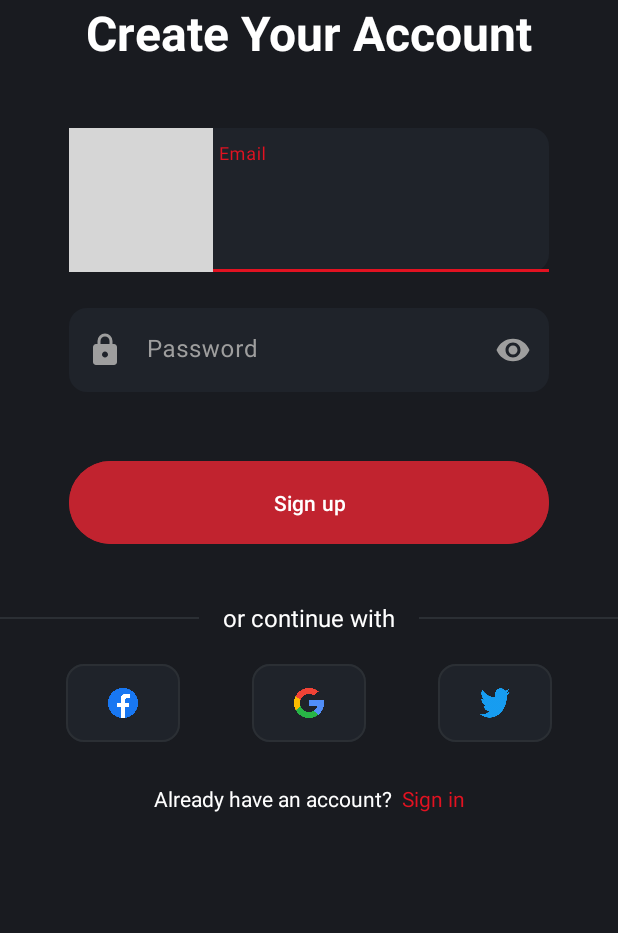
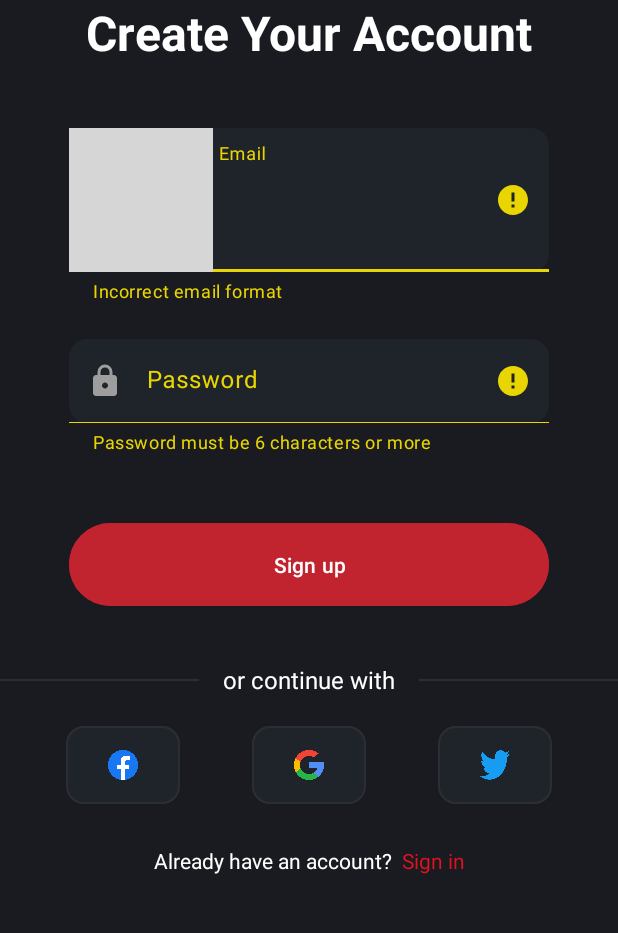
Before and after one commit to karim-agha5/movio, an Android app: the fragment SignupFragment shown on its own in the app's theme, after a tap on "Sign up", on a phone screen of 412 x 824 dp, the part 300-1233 px from its top. Run offline under Robolectric (Android 15) with nearby library versions, the phone set to English and light mode, and no system bars; our stand-ins replace Firebase (no records; nobody signed in at launch, a user with empty details on screens opened directly), data binding; 9 statements that could not run were skipped; grey boxes are pictures that could not be loaded.

Commit message:
feat: add email and password text field error styling in SignupFragment

```diff
--- a/app/src/main/java/com/example/movio/feature/authentication/signup/views/SignupFragment.kt
+++ b/app/src/main/java/com/example/movio/feature/authentication/signup/views/SignupFragment.kt
@@ -119,6 +119,9 @@ class SignupFragment :
                     SignupCredentials(binding.etEmail.text.toString(),binding.etPassword.text.toString()),
                     SignupActions.SignupClicked
                 )
+            }
+            else{
+                setTextInputLayoutErrorStyling()
             }
         }
 
@@ -246,6 +249,11 @@ class SignupFragment :
 
     }
 
+    private fun setTextInputLayoutErrorStyling(){
+        setEmailFieldStyling()
+        setPasswordFieldStyling()
+    }
+
     private fun showShouldVerifyEmailToast(){
         Toast.makeText(requireContext(), resources.getString(R.string.should_verify_email), Toast.LENGTH_LONG).show()
     }
```
